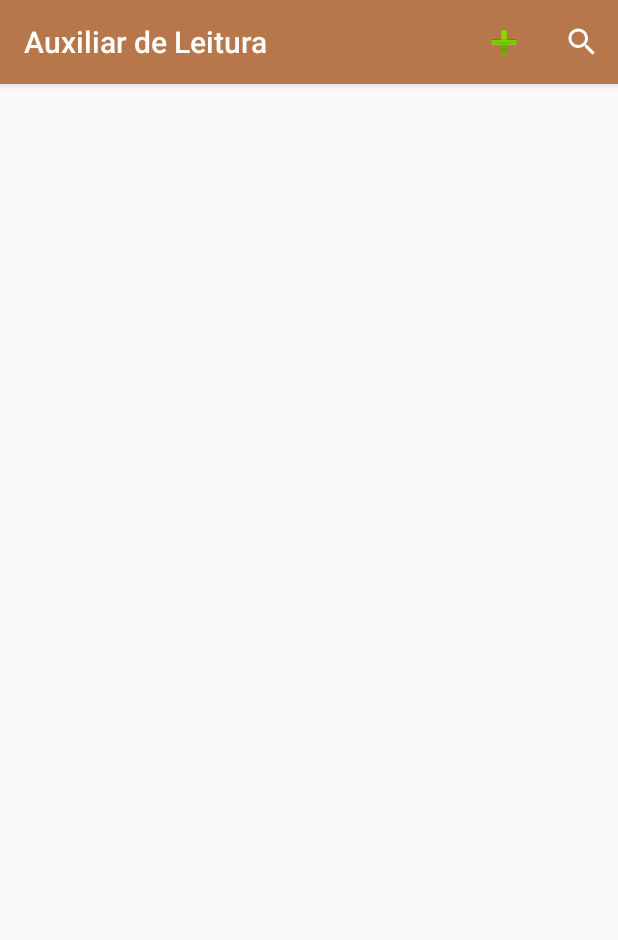
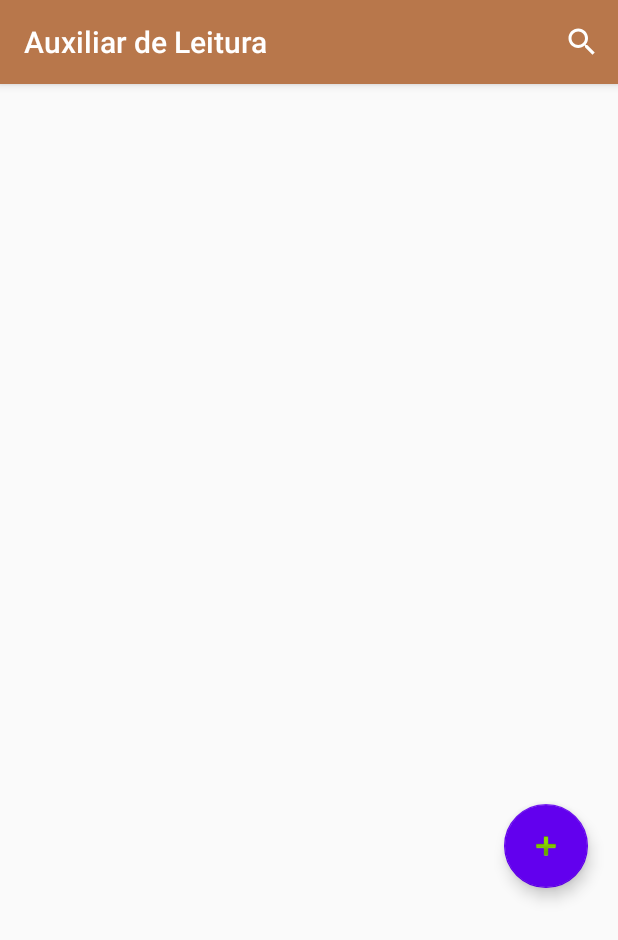
Before and after one commit to Dracorike/AuxiliardeLeitura, an Android app: the screen it shows after launch (ListaLivrosEscolhidosActivity), on a phone screen of 412 x 824 dp. Shown: the top 940 px of the screen. Run offline under Robolectric (Android 15) with nearby library versions, the phone set to English and light mode, and no system bars.

Commit message:
Busca e Adição
Adicionei o FloatingActionButton e dei função ao botão de busca

```diff
--- a/app/build.gradle
+++ b/app/build.gradle
@@ -26,6 +26,7 @@ dependencies {
     implementation fileTree(dir: "libs", include: ["*.jar"])
     implementation 'androidx.appcompat:appcompat:1.2.0'
     implementation 'androidx.constraintlayout:constraintlayout:2.0.4'
+    implementation 'com.google.android.material:material:1.0.0'
     testImplementation 'junit:junit:4.12'
     androidTestImplementation 'androidx.test.ext:junit:1.1.2'
     androidTestImplementation 'androidx.test.espresso:espresso-core:3.3.0'
--- a/app/src/main/res/layout/activity_lista_livros_escolhidos.xml
+++ b/app/src/main/res/layout/activity_lista_livros_escolhidos.xml
@@ -6,12 +6,27 @@
     android:layout_height="match_parent"
     tools:context=".classesactivity.ListaLivrosEscolhidosActivity">
 
+    <com.google.android.material.floatingactionbutton.FloatingActionButton
+        android:id="@+id/floatingActionButton3"
+        android:layout_width="wrap_content"
+        android:layout_height="wrap_content"
+        android:layout_gravity="end|bottom"
+        android:layout_marginTop="480dp"
+        android:layout_marginEnd="20dp"
+        android:onClick="adicionarLivro"
+        android:clickable="true"
+        app:layout_constraintEnd_toEndOf="parent"
+        app:layout_constraintTop_toTopOf="parent"
+        app:srcCompat="@android:drawable/ic_input_add" />
+
     <ListView
         android:id="@+id/listLivrosCadastrados"
         android:layout_width="397dp"
         android:layout_height="561dp"
-        android:layout_marginStart="5dp"
+        android:layout_marginStart="4dp"
         android:layout_marginTop="16dp"
         app:layout_constraintStart_toStartOf="parent"
-        app:layout_constraintTop_toTopOf="parent" />
+        app:layout_constraintTop_toTopOf="parent">
+
+    </ListView>
 </androidx.constraintlayout.widget.ConstraintLayout>
--- a/app/src/main/res/menu/menuinicial.xml
+++ b/app/src/main/res/menu/menuinicial.xml
@@ -1,12 +1,6 @@
 <?xml version="1.0" encoding="utf-8"?>
 <menu xmlns:app="http://schemas.android.com/apk/res-auto"
     xmlns:android="http://schemas.android.com/apk/res/android">
-
-    <item
-        android:icon="@android:drawable/ic_input_add"
-        android:title="Adicionar Leitura"
-        android:onClick="adicionarLivro"
-        app:showAsAction="ifRoom" />
     <item
         android:id="@+id/app_bar_search"
         android:icon="@drawable/ic_search_black_24dp"
```
Also changed, not shown: app/src/main/java/com/petruciostech/auxiliardeleitura/classesactivity/ListaLivrosEscolhidosActivity.java (+32 -4 lines).
